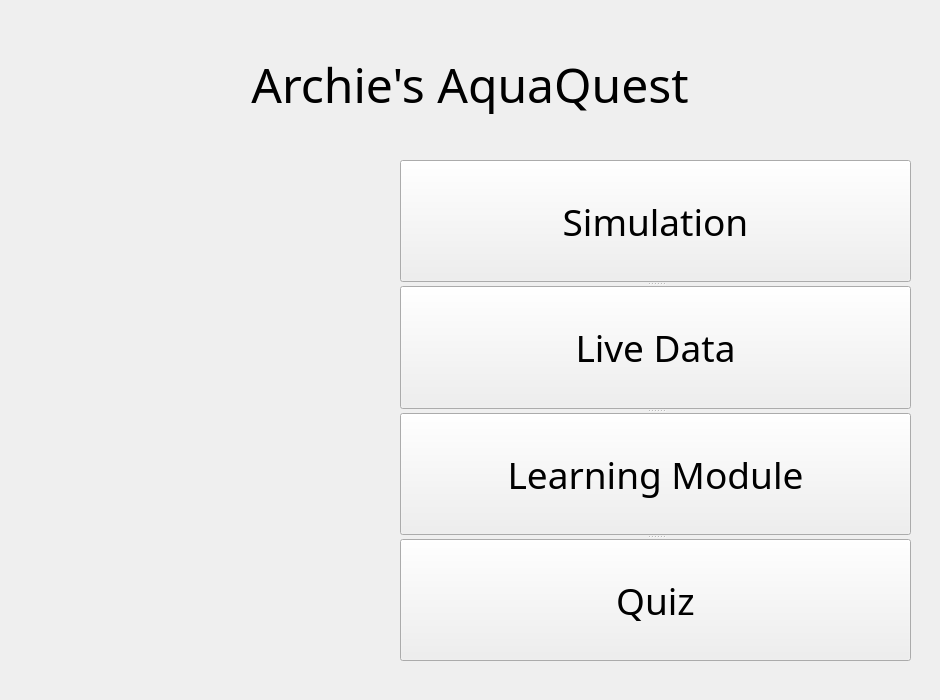
The window that QtDesignerFiles/home.ui (hayrayl/AquaQuestSoftware) describes before a commit, drawn with Qt 5.
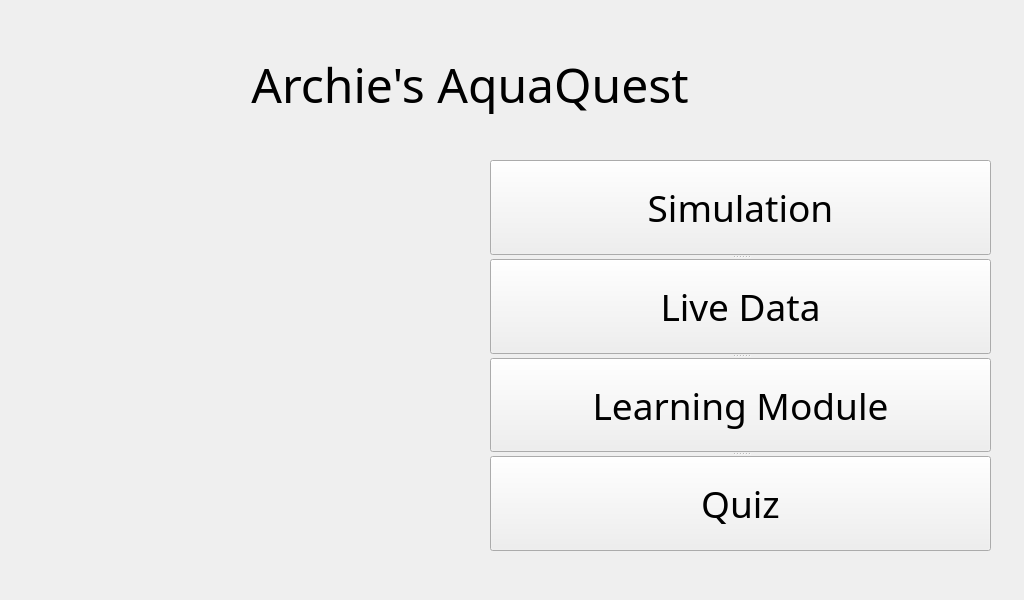
The same window after the commit.

Diff of the .ui file:
```diff
--- a/QtDesignerFiles/home.ui
+++ b/QtDesignerFiles/home.ui
@@ -6,8 +6,8 @@
    <rect>
     <x>0</x>
     <y>0</y>
-    <width>940</width>
-    <height>700</height>
+    <width>1024</width>
+    <height>600</height>
    </rect>
   </property>
   <property name="windowTitle">
@@ -16,10 +16,10 @@
   <widget class="QSplitter" name="splitter">
    <property name="geometry">
     <rect>
-     <x>400</x>
+     <x>490</x>
      <y>160</y>
-     <width>511</width>
-     <height>501</height>
+     <width>501</width>
+     <height>391</height>
     </rect>
    </property>
    <property name="orientation">
@@ -155,8 +155,8 @@
     <rect>
      <x>0</x>
      <y>0</y>
-     <width>940</width>
-     <height>700</height>
+     <width>1024</width>
+     <height>600</height>
     </rect>
    </property>
    <property name="text">
@@ -169,8 +169,8 @@
   <widget class="QLabel" name="archie">
    <property name="geometry">
     <rect>
-     <x>0</x>
-     <y>270</y>
+     <x>30</x>
+     <y>160</y>
      <width>400</width>
      <height>400</height>
     </rect>
```
